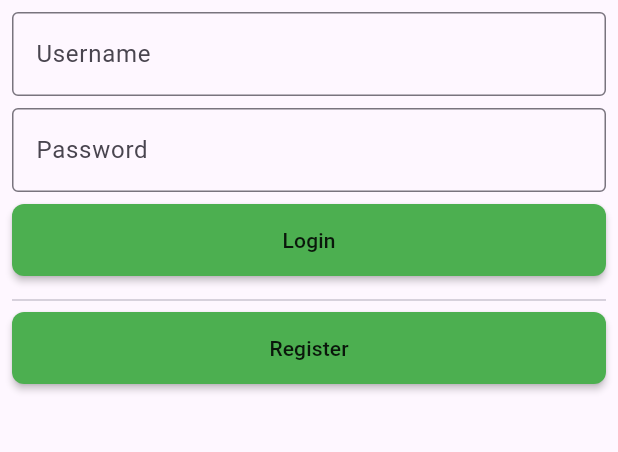
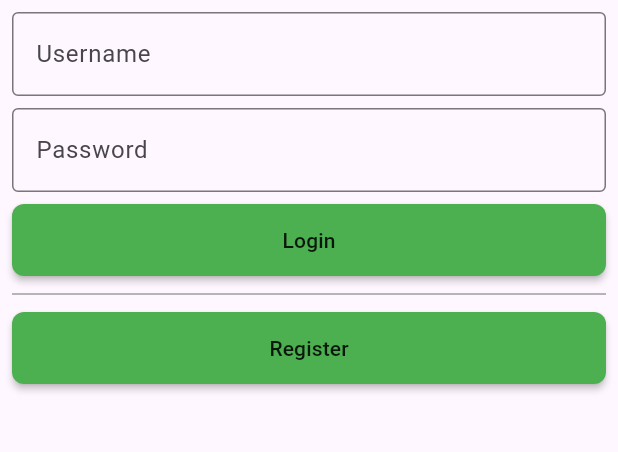
Before and after one commit to SaurabhS120/green_bank, a Flutter app: the screen it shows after launch, on a phone screen of 412 x 824 dp, the part 84-536 px from its top. Run offline on Flutter 3.47's test engine with Material 3 defaults, Android fonts, the phone set to English and light mode, and no system bars; our stand-ins replace bloc, equatable, flutter_bloc.

Commit message:
AppDivider

```diff
--- a/lib/features/login/login_page.dart
+++ b/lib/features/login/login_page.dart
@@ -1,5 +1,6 @@
 import 'package:flutter/material.dart';
 import 'package:green_bank/features/login/login_bloc.dart';
+import 'package:green_bank/ui/form/app_divider.dart';
 import 'package:green_bank/ui/snackbar/app_snack_bar.dart';
 import 'package:green_bank/ui/app_loader.dart';
 import 'package:green_bank/ui/form/app_form.dart';
@@ -36,7 +37,7 @@ class LoginPage extends StatelessWidget{
                   text: 'Login',
                   onPressed:context.read<LoginBloc>().login,
                 ),
-                const Divider(),
+                const AppDivider(),
                 FormButton(text: 'Register', onPressed: () => Navigator.pushNamed(context, '/register')),
               ],
             ),
--- /dev/null
+++ b/lib/ui/form/app_divider.dart
@@ -0,0 +1,16 @@
+import 'package:flutter/material.dart';
+
+class AppDivider extends StatelessWidget {
+  const AppDivider({super.key});
+
+  @override
+  Widget build(BuildContext context) {
+    return const Padding(
+      padding: EdgeInsets.only(bottom: 8.0),
+      child: Divider(
+        color: Colors.grey,
+        height: 8,
+      ),
+    );
+  }
+}
```
